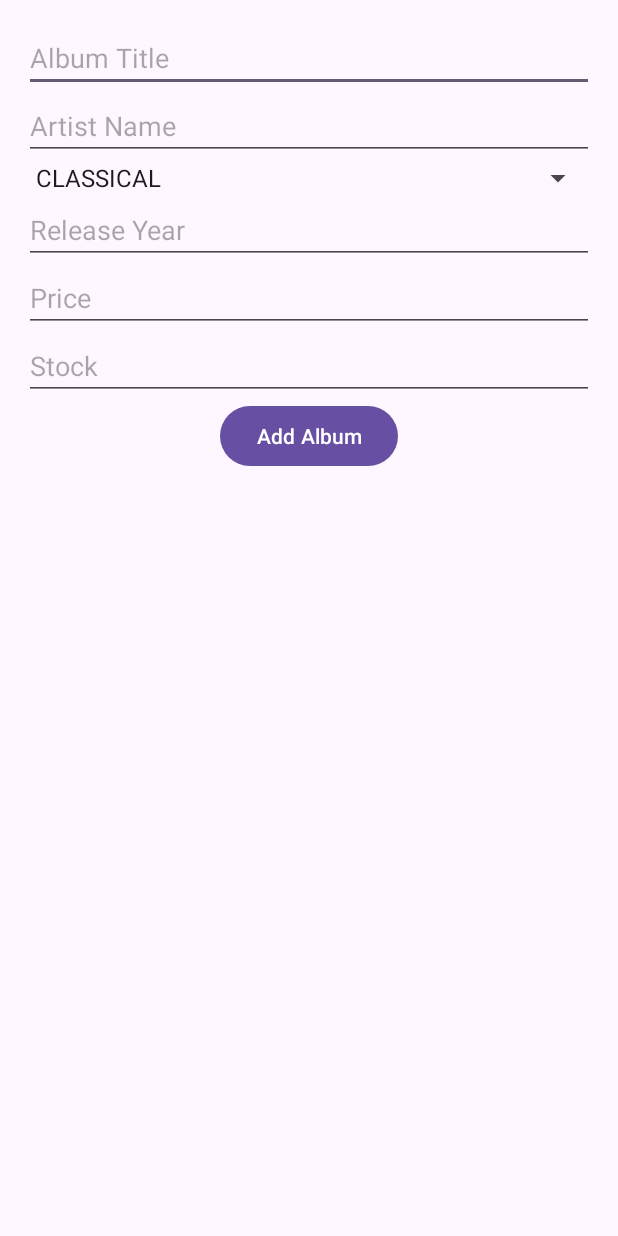
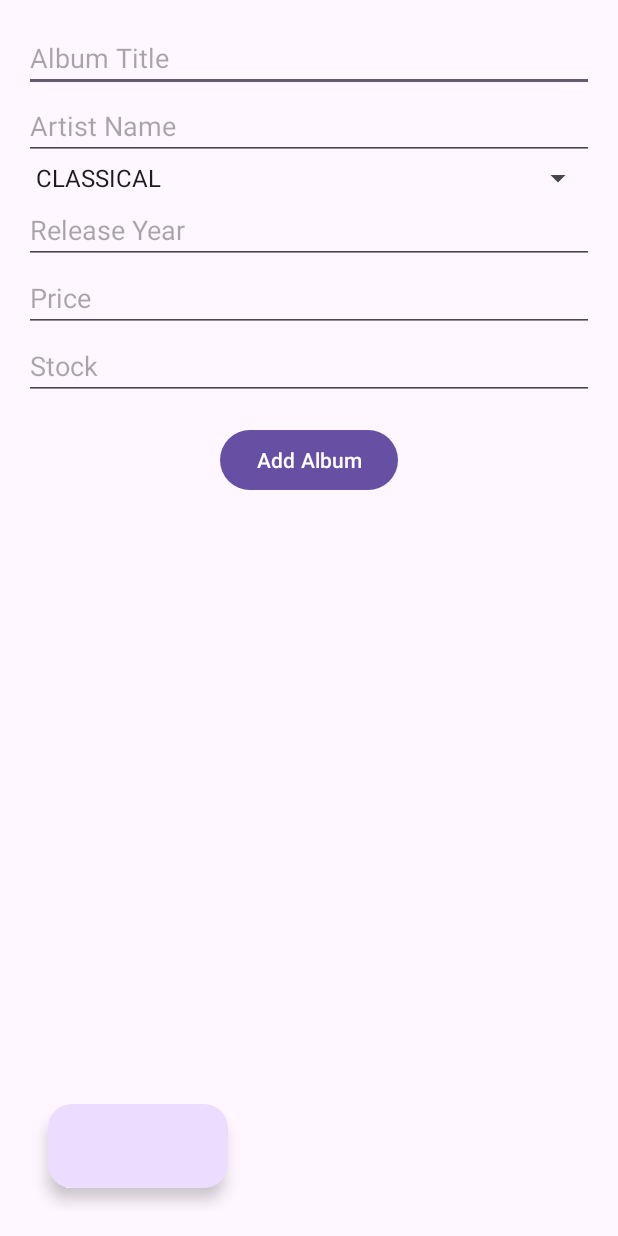
Before and after one commit to ag-af/NorthcodersRecordShopApp, an Android app: the AddNewAlbumActivity screen opened directly, with no data from a screen before it, on a phone screen of 412 x 824 dp. Run offline under Robolectric (Android 15) with nearby library versions, the phone set to English and light mode, and no system bars; our stand-ins replace data binding; 1 statement that could not run was skipped.

Commit message:
feat: Add Floating Action Button (FAB).

```diff
--- a/app/src/main/res/layout/activity_add_new_album.xml
+++ b/app/src/main/res/layout/activity_add_new_album.xml
@@ -22,7 +22,7 @@
             android:id="@+id/editTitle"
             android:layout_width="0dp"
             android:layout_height="wrap_content"
-            android:hint="Album Title"
+            android:hint="@string/album_title"
             android:text="@={album.title}"
             app:layout_constraintTop_toTopOf="parent"
             app:layout_constraintStart_toStartOf="parent"
@@ -32,7 +32,7 @@
             android:id="@+id/editArtist"
             android:layout_width="0dp"
             android:layout_height="wrap_content"
-            android:hint="Artist Name"
+            android:hint="@string/artist_name"
             android:text="@={album.artist}"
             app:layout_constraintTop_toBottomOf="@id/editTitle"
             app:layout_constraintStart_toStartOf="parent"
@@ -42,7 +42,7 @@
             android:id="@+id/spinnerGenre"
             android:layout_width="0dp"
             android:layout_height="wrap_content"
-            android:hint="Genre"
+            android:hint="@string/genre"
             android:entries="@array/genre_array"
             app:layout_constraintTop_toBottomOf="@id/editArtist"
             app:layout_constraintStart_toStartOf="parent"
@@ -52,7 +52,7 @@
             android:id="@+id/editReleaseYear"
             android:layout_width="0dp"
             android:layout_height="wrap_content"
-            android:hint="Release Year"
+            android:hint="@string/release_year"
             android:inputType="number"
             android:text="@={album.releaseYearString}"
             app:layout_constraintTop_toBottomOf="@id/spinnerGenre"
@@ -63,7 +63,7 @@
             android:id="@+id/editPrice"
             android:layout_width="0dp"
             android:layout_height="wrap_content"
-            android:hint="Price"
+            android:hint="@string/price"
             android:inputType="numberDecimal"
             android:text="@={album.priceString}"
             app:layout_constraintTop_toBottomOf="@id/editReleaseYear"
@@ -74,7 +74,7 @@
             android:id="@+id/editStock"
             android:layout_width="0dp"
             android:layout_height="wrap_content"
-            android:hint="Stock"
+            android:hint="@string/stock"
             android:inputType="number"
             android:text="@={album.stockString}"
             app:layout_constraintTop_toBottomOf="@id/editPrice"
@@ -85,10 +85,22 @@
             android:id="@+id/submitAlbumButton"
             android:layout_width="wrap_content"
             android:layout_height="wrap_content"
-            android:text="Add Album"
+            android:text="@string/add_album"
             app:layout_constraintTop_toBottomOf="@id/editStock"
             app:layout_constraintStart_toStartOf="parent"
-            app:layout_constraintEnd_toEndOf="parent" />
+            app:layout_constraintEnd_toEndOf="parent"
+            android:layout_marginTop="16dp" />
+
+        <com.google.android.material.floatingactionbutton.ExtendedFloatingActionButton
+            android:id="@+id/floatingActionButton"
+            android:layout_width="wrap_content"
+            android:layout_height="wrap_content"
+            android:layout_marginBottom="16dp"
+            android:layout_marginStart="16dp"
+            android:contentDescription="@string/back_to_main"
+            app:layout_constraintBottom_toBottomOf="parent"
+            app:layout_constraintStart_toStartOf="parent"
+            android:src="@android:drawable/ic_menu_revert" />
 
 
     </androidx.constraintlayout.widget.ConstraintLayout>
--- a/app/src/main/res/values/strings.xml
+++ b/app/src/main/res/values/strings.xml
@@ -1,5 +1,14 @@
 <resources>
     <string name="app_name">NorthcodersRecordShopApp</string>
+    <string name="add_album">Add Album</string>
+    <string name="stock">Stock</string>
+    <string name="price">Price</string>
+    <string name="release_year">Release Year</string>
+    <string name="genre">Genre</string>
+    <string name="artist_name">Artist Name</string>
+    <string name="album_title">Album Title</string>
+    <string name="back_to_main_activity">Back to Main Activity</string>
+    <string name="back_to_main" />
 
     <string-array name="genre_array">
         <item>CLASSICAL</item>
```
